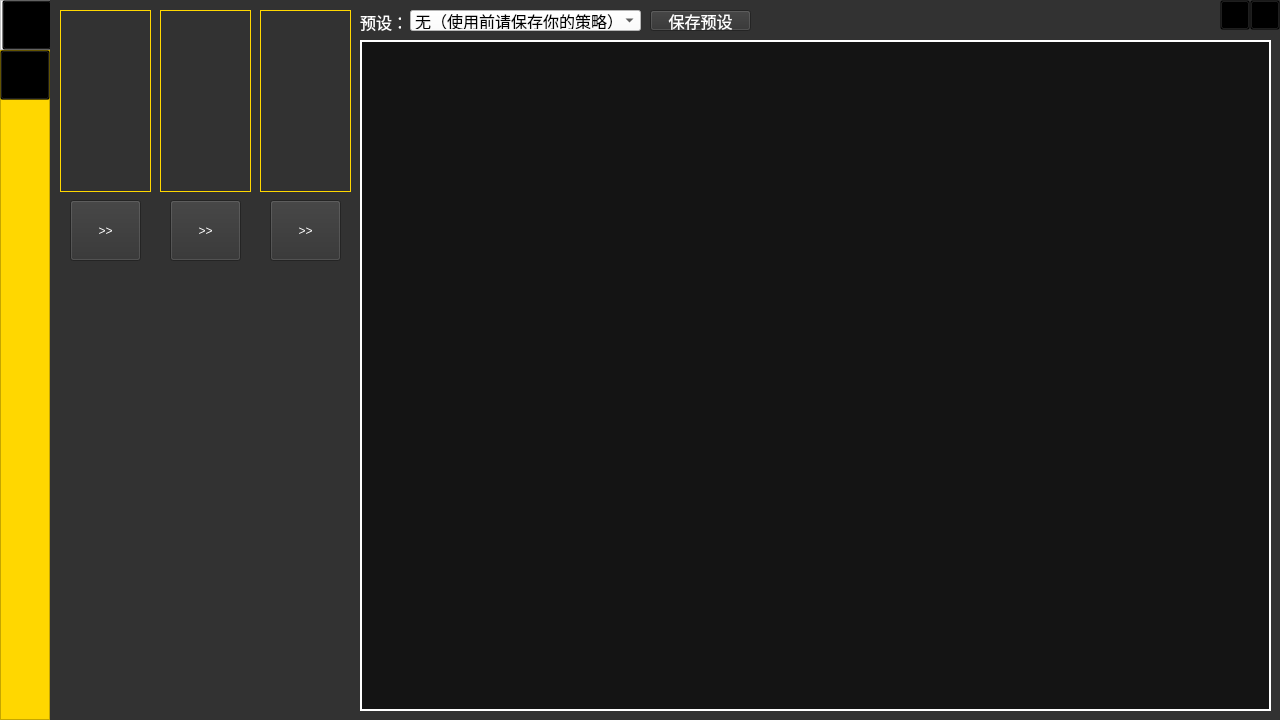
The window that WWC.ui (Namasday/WutheringWavesCalculator) describes before a commit, drawn with Qt 5.
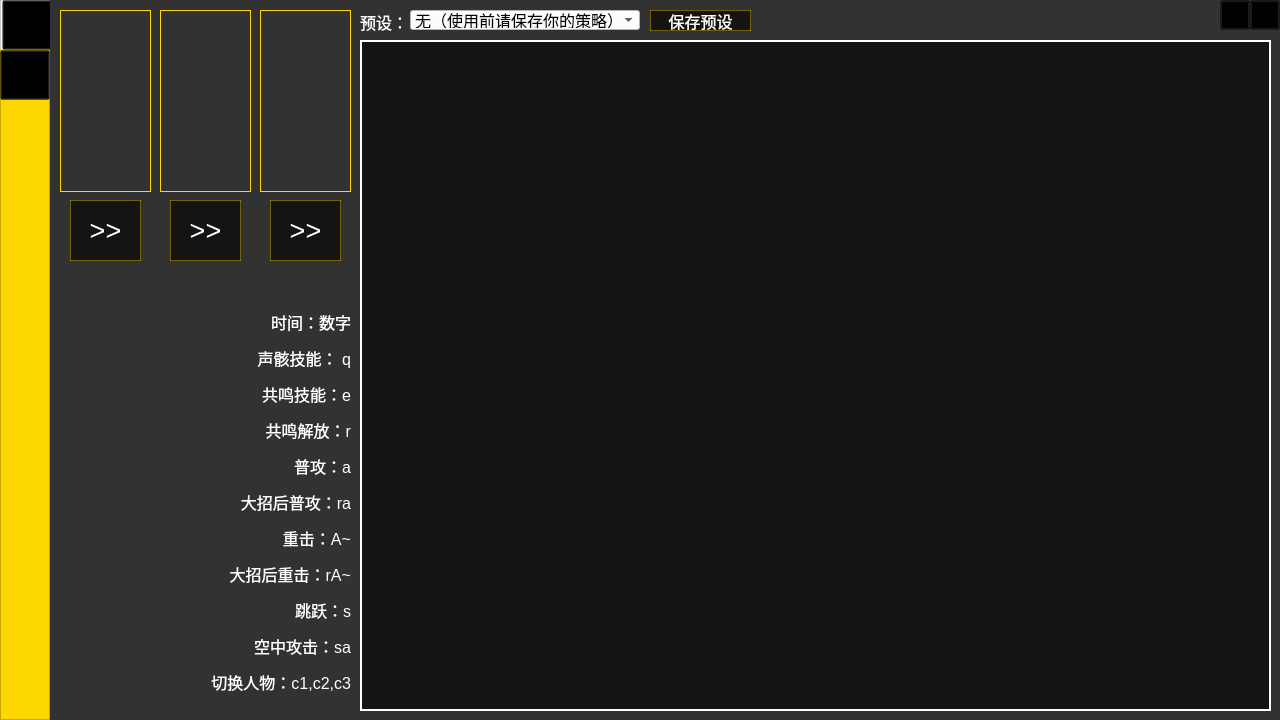
The same window after the commit. Icons and pictures are not drawn.

What changed in the file:
```diff
--- a/WWC.ui
+++ b/WWC.ui
@@ -168,8 +168,8 @@
       <rect>
        <x>360</x>
        <y>10</y>
-       <width>231</width>
-       <height>21</height>
+       <width>230</width>
+       <height>20</height>
       </rect>
      </property>
      <property name="font">
@@ -270,7 +270,10 @@
       </font>
      </property>
      <property name="styleSheet">
-      <string notr="true">color: rgb(255, 255, 255);</string>
+      <string notr="true">color: rgb(255, 255, 255);
+border: 1px solid;
+border-color: rgba(255, 215, 0, 100);
+background-color: rgb(20, 20, 20);</string>
      </property>
      <property name="text">
       <string>保存预设</string>
@@ -285,8 +288,16 @@
        <height>61</height>
       </rect>
      </property>
+     <property name="font">
+      <font>
+       <pointsize>20</pointsize>
+      </font>
+     </property>
      <property name="styleSheet">
-      <string notr="true">color: rgb(255, 255, 255);</string>
+      <string notr="true">color: rgb(255, 255, 255);
+border: 1px solid;
+border-color: rgba(255, 215, 0, 100);
+background-color: rgb(20, 20, 20);</string>
      </property>
      <property name="text">
       <string>&gt;&gt;</string>
@@ -301,8 +312,16 @@
        <height>61</height>
       </rect>
      </property>
+     <property name="font">
+      <font>
+       <pointsize>20</pointsize>
+      </font>
+     </property>
      <property name="styleSheet">
-      <string notr="true">color: rgb(255, 255, 255);</string>
+      <string notr="true">color: rgb(255, 255, 255);
+border: 1px solid;
+border-color: rgba(255, 215, 0, 100);
+background-color: rgb(20, 20, 20);</string>
      </property>
      <property name="text">
       <string>&gt;&gt;</string>
@@ -317,8 +336,16 @@
        <height>61</height>
       </rect>
      </property>
+     <property name="font">
+      <font>
+       <pointsize>20</pointsize>
+      </font>
+     </property>
      <property name="styleSheet">
-      <string notr="true">color: rgb(255, 255, 255);</string>
+      <string notr="true">color: rgb(255, 255, 255);
+border: 1px solid;
+border-color: rgba(255, 215, 0, 100);
+background-color: rgb(20, 20, 20);</string>
      </property>
      <property name="text">
       <string>&gt;&gt;</string>
@@ -343,6 +370,47 @@
       <string notr="true">border: 2px solid #ffffff; /* 设置边框和颜色 */
 background-color: rgb(20, 20, 20);
 color: rgb(255, 255, 255);</string>
+     </property>
+     <property name="html">
+      <string>&lt;!DOCTYPE HTML PUBLIC &quot;-//W3C//DTD HTML 4.0//EN&quot; &quot;http://www.w3.org/TR/REC-html40/strict.dtd&quot;&gt;
+&lt;html&gt;&lt;head&gt;&lt;meta name=&quot;qrichtext&quot; content=&quot;1&quot; /&gt;&lt;meta charset=&quot;utf-8&quot; /&gt;&lt;style type=&quot;text/css&quot;&gt;
+p, li { white-space: pre-wrap; }
+hr { height: 1px; border-width: 0; }
+li.unchecked::marker { content: &quot;\2610&quot;; }
+li.checked::marker { content: &quot;\2612&quot;; }
+&lt;/style&gt;&lt;/head&gt;&lt;body style=&quot; font-family:'楷体'; font-size:20pt; font-weight:400; font-style:normal;&quot;&gt;
+&lt;p style=&quot;-qt-paragraph-type:empty; margin-top:0px; margin-bottom:0px; margin-left:0px; margin-right:0px; -qt-block-indent:0; text-indent:0px;&quot;&gt;&lt;br /&gt;&lt;/p&gt;&lt;/body&gt;&lt;/html&gt;</string>
+     </property>
+    </widget>
+    <widget class="QLabel" name="label_2">
+     <property name="geometry">
+      <rect>
+       <x>150</x>
+       <y>310</y>
+       <width>151</width>
+       <height>401</height>
+      </rect>
+     </property>
+     <property name="text">
+      <string>&lt;!DOCTYPE HTML PUBLIC &quot;-//W3C//DTD HTML 4.0//EN&quot; &quot;http://www.w3.org/TR/REC-html40/strict.dtd&quot;&gt;
+&lt;html&gt;&lt;head&gt;&lt;meta name=&quot;qrichtext&quot; content=&quot;1&quot; /&gt;&lt;meta charset=&quot;utf-8&quot; /&gt;&lt;style type=&quot;text/css&quot;&gt;
+p, li { white-space: pre-wrap; }
+hr { height: 1px; border-width: 0; }
+li.unchecked::marker { content: &quot;\2610&quot;; }
+li.checked::marker { content: &quot;\2612&quot;; }
+&lt;/style&gt;&lt;/head&gt;&lt;body style=&quot; font-family:'Microsoft YaHei UI'; font-size:9pt; font-weight:400; font-style:normal;&quot;&gt;
+&lt;p align=&quot;right&quot; style=&quot; margin-top:0px; margin-bottom:0px; margin-left:0px; margin-right:0px; -qt-block-indent:0; text-indent:0px;&quot;&gt;&lt;span style=&quot; font-size:12pt; color:#ffffff;&quot;&gt;时间：数字&lt;/span&gt;&lt;/p&gt;
+&lt;p align=&quot;right&quot; style=&quot; margin-top:12px; margin-bottom:12px; margin-left:0px; margin-right:0px; -qt-block-indent:0; text-indent:0px;&quot;&gt;&lt;span style=&quot; font-size:12pt; color:#ffffff;&quot;&gt;声骸技能： q&lt;/span&gt;&lt;/p&gt;
+&lt;p align=&quot;right&quot; style=&quot; margin-top:12px; margin-bottom:12px; margin-left:0px; margin-right:0px; -qt-block-indent:0; text-indent:0px;&quot;&gt;&lt;span style=&quot; font-size:12pt; color:#ffffff;&quot;&gt;共鸣技能：e&lt;/span&gt;&lt;/p&gt;
+&lt;p align=&quot;right&quot; style=&quot; margin-top:12px; margin-bottom:12px; margin-left:0px; margin-right:0px; -qt-block-indent:0; text-indent:0px;&quot;&gt;&lt;span style=&quot; font-size:12pt; color:#ffffff;&quot;&gt;共鸣解放：r&lt;/span&gt;&lt;/p&gt;
+&lt;p align=&quot;right&quot; style=&quot; margin-top:12px; margin-bottom:12px; margin-left:0px; margin-right:0px; -qt-block-indent:0; text-indent:0px;&quot;&gt;&lt;span style=&quot; font-size:12pt; color:#ffffff;&quot;&gt;普攻：a&lt;/span&gt;&lt;/p&gt;
+&lt;p align=&quot;right&quot; style=&quot; margin-top:12px; margin-bottom:12px; margin-left:0px; margin-right:0px; -qt-block-indent:0; text-indent:0px;&quot;&gt;&lt;span style=&quot; font-size:12pt; color:#ffffff;&quot;&gt;大招后普攻：ra&lt;/span&gt;&lt;/p&gt;
+&lt;p align=&quot;right&quot; style=&quot; margin-top:12px; margin-bottom:12px; margin-left:0px; margin-right:0px; -qt-block-indent:0; text-indent:0px;&quot;&gt;&lt;span style=&quot; font-size:12pt; color:#ffffff;&quot;&gt;重击：A~&lt;/span&gt;&lt;/p&gt;
+&lt;p align=&quot;right&quot; style=&quot; margin-top:12px; margin-bottom:12px; margin-left:0px; margin-right:0px; -qt-block-indent:0; text-indent:0px;&quot;&gt;&lt;span style=&quot; font-size:12pt; color:#ffffff;&quot;&gt;大招后重击：rA~&lt;/span&gt;&lt;/p&gt;
+&lt;p align=&quot;right&quot; style=&quot; margin-top:12px; margin-bottom:12px; margin-left:0px; margin-right:0px; -qt-block-indent:0; text-indent:0px;&quot;&gt;&lt;span style=&quot; font-size:12pt; color:#ffffff;&quot;&gt;跳跃：s&lt;/span&gt;&lt;/p&gt;
+&lt;p align=&quot;right&quot; style=&quot; margin-top:12px; margin-bottom:12px; margin-left:0px; margin-right:0px; -qt-block-indent:0; text-indent:0px;&quot;&gt;&lt;span style=&quot; font-size:12pt; color:#ffffff;&quot;&gt;空中攻击：sa&lt;/span&gt;&lt;/p&gt;
+&lt;p align=&quot;right&quot; style=&quot; margin-top:12px; margin-bottom:12px; margin-left:0px; margin-right:0px; -qt-block-indent:0; text-indent:0px;&quot;&gt;&lt;span style=&quot; font-size:12pt; color:#ffffff;&quot;&gt;切换人物：c1,c2,c3&lt;/span&gt;&lt;/p&gt;
+&lt;p align=&quot;right&quot; style=&quot; margin-top:12px; margin-bottom:12px; margin-left:0px; margin-right:0px; -qt-block-indent:0; text-indent:0px;&quot;&gt;&lt;span style=&quot; font-size:12pt; color:#ffffff;&quot;&gt;闪避：sh&lt;/span&gt;&lt;/p&gt;&lt;/body&gt;&lt;/html&gt;</string>
      </property>
     </widget>
    </widget>
```
